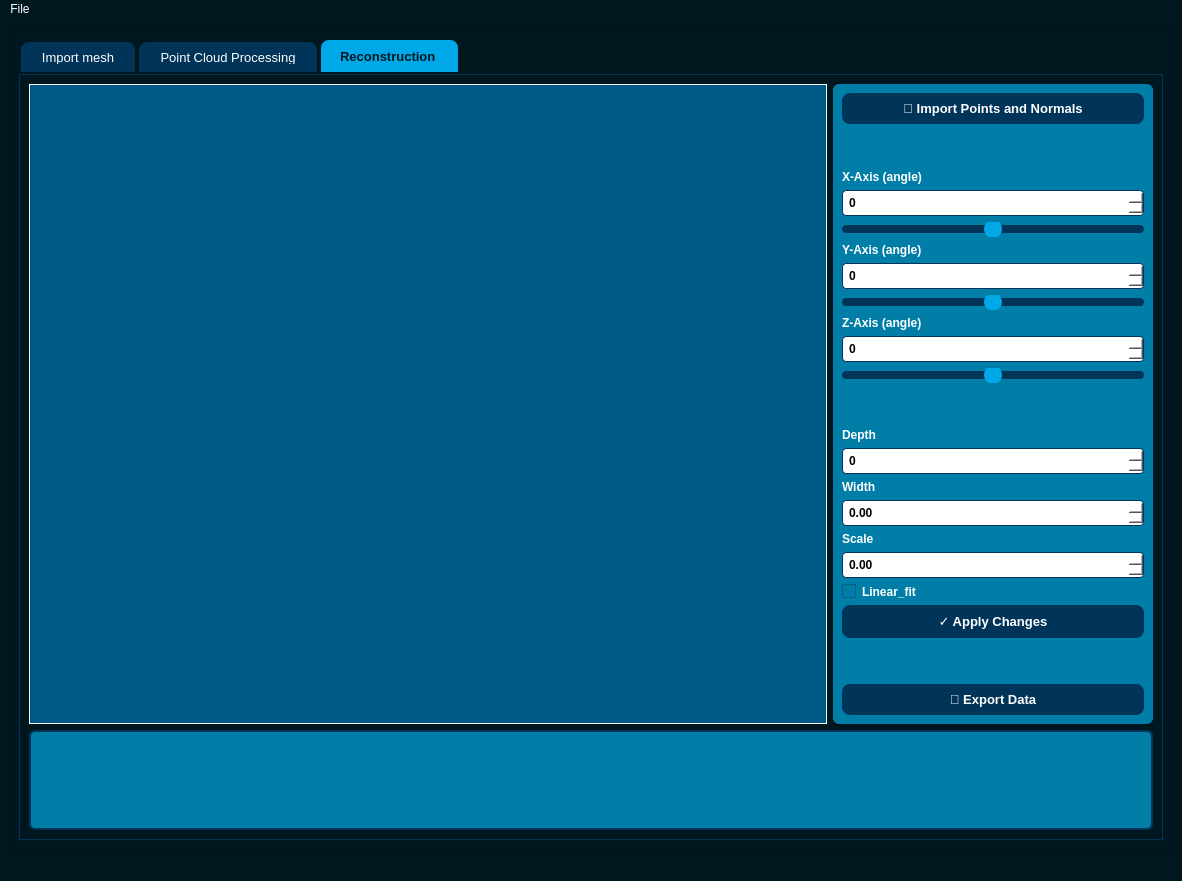
Qt form app/ui/main.ui (sobishirvanloo/Model-reconstruction) before a commit.
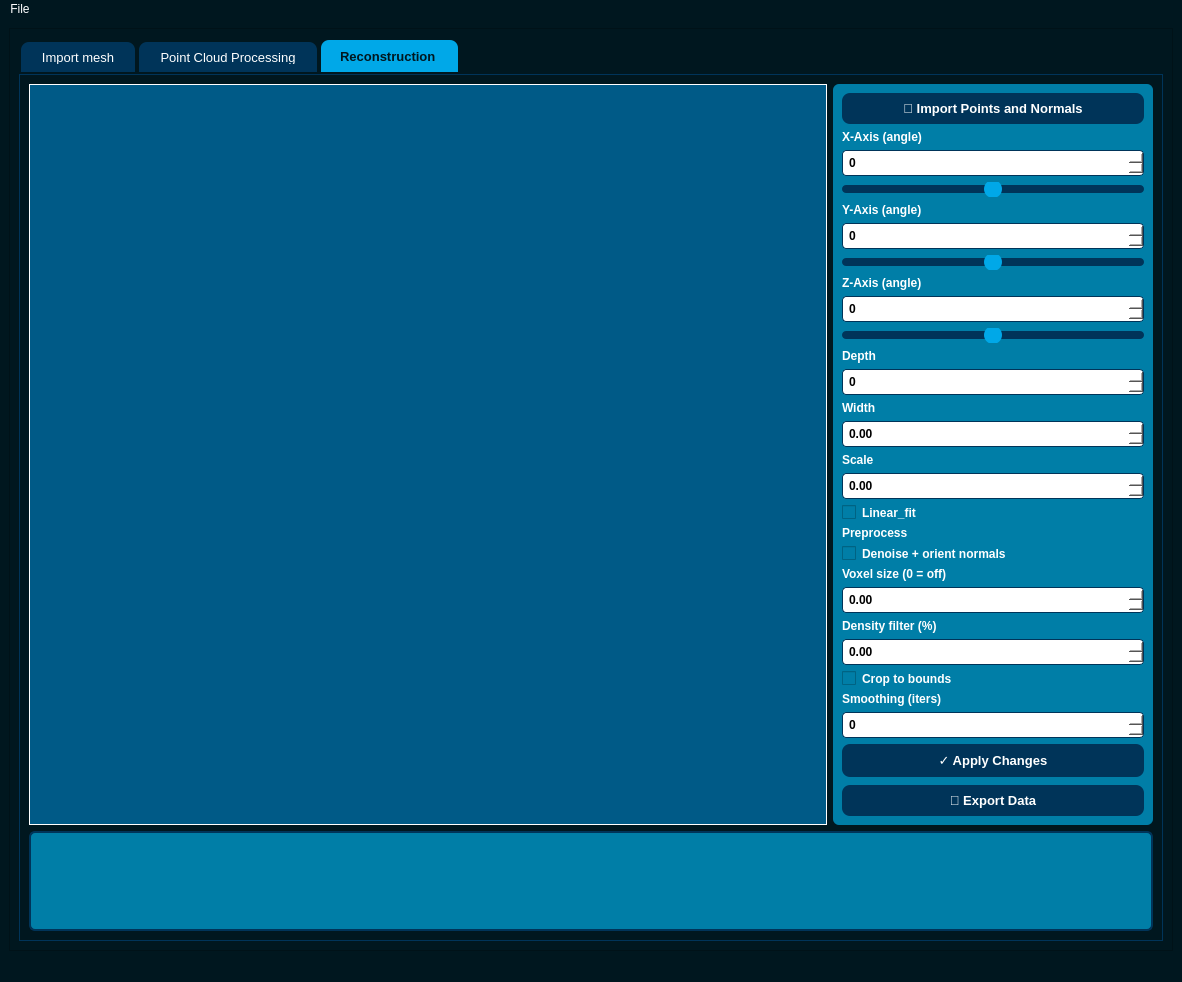
The same form after that commit. The open tabs and pages were chosen to show the change.

Commit message: Overhaul: fix splash screen (PyQt5), shared VTK controls, Poisson cleanup pipeline in background thread, tab-2 exports, repo cleanup

The edit to the form file:
```diff
--- a/app/ui/main.ui
+++ b/app/ui/main.ui
@@ -1258,6 +1258,108 @@
                 </property>
                </widget>
               </item>
+              <item>
+               <widget class="QLabel" name="label_preproc">
+                <property name="styleSheet">
+                 <string notr="true">color: #ffffff; font-weight: bold; font-size: 12px;</string>
+                </property>
+                <property name="text">
+                 <string>Preprocess</string>
+                </property>
+               </widget>
+              </item>
+              <item>
+               <widget class="QCheckBox" name="checkBox_preprocess">
+                <property name="styleSheet">
+                 <string notr="true">color: #ffffff; font-weight: bold; font-size: 12px;</string>
+                </property>
+                <property name="text">
+                 <string>Denoise + orient normals</string>
+                </property>
+               </widget>
+              </item>
+              <item>
+               <widget class="QLabel" name="label_voxel">
+                <property name="styleSheet">
+                 <string notr="true">color: #ffffff; font-weight: bold; font-size: 12px;</string>
+                </property>
+                <property name="text">
+                 <string>Voxel size (0 = off)</string>
+                </property>
+               </widget>
+              </item>
+              <item>
+               <widget class="QDoubleSpinBox" name="doubleSpinBox_voxel">
+                <property name="styleSheet">
+                 <string notr="true">
+    background-color: #ffffff;
+    color: #000000;
+    border: 1px solid #003459;
+    border-radius: 4px;
+    padding: 4px;
+    font-weight: bold;
+</string>
+                </property>
+               </widget>
+              </item>
+              <item>
+               <widget class="QLabel" name="label_density">
+                <property name="styleSheet">
+                 <string notr="true">color: #ffffff; font-weight: bold; font-size: 12px;</string>
+                </property>
+                <property name="text">
+                 <string>Density filter (%)</string>
+                </property>
+               </widget>
+              </item>
+              <item>
+               <widget class="QDoubleSpinBox" name="doubleSpinBox_density">
+                <property name="styleSheet">
+                 <string notr="true">
+    background-color: #ffffff;
+    color: #000000;
+    border: 1px solid #003459;
+    border-radius: 4px;
+    padding: 4px;
+    font-weight: bold;
+</string>
+                </property>
+               </widget>
+              </item>
+              <item>
+               <widget class="QCheckBox" name="checkBox_crop">
+                <property name="styleSheet">
+                 <string notr="true">color: #ffffff; font-weight: bold; font-size: 12px;</string>
+                </property>
+                <property name="text">
+                 <string>Crop to bounds</string>
+                </property>
+               </widget>
+              </item>
+              <item>
+               <widget class="QLabel" name="label_smooth">
+                <property name="styleSheet">
+                 <string notr="true">color: #ffffff; font-weight: bold; font-size: 12px;</string>
+                </property>
+                <property name="text">
+                 <string>Smoothing (iters)</string>
+                </property>
+               </widget>
+              </item>
+              <item>
+               <widget class="QSpinBox" name="spinBox_smooth">
+                <property name="styleSheet">
+                 <string notr="true">QSpinBox {
+    background-color: #ffffff;
+    color: #000000;
+    border: 1px solid #003459;
+    border-radius: 4px;
+    padding: 4px;
+    font-weight: bold;
+}</string>
+                </property>
+               </widget>
+              </item>
               <item>
                <widget class="QPushButton" name="pushButton_6">
                 <property name="styleSheet">
```
The commit also changes 20 other files.
